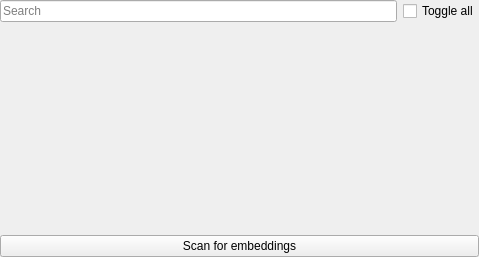
First picture: the form in src/airunner/widgets/embeddings/templates/embeddings_container.ui, repository Capsize-Games/airunner, before the edit.
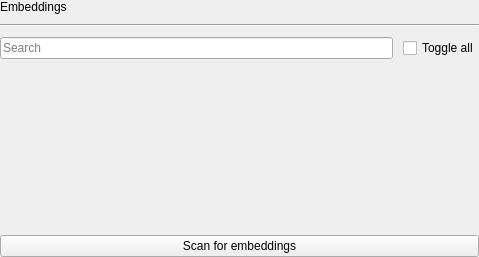
Second picture: the form after the edit.

Patch:
```diff
--- a/src/airunner/widgets/embeddings/templates/embeddings_container.ui
+++ b/src/airunner/widgets/embeddings/templates/embeddings_container.ui
@@ -26,8 +26,31 @@
    <property name="bottomMargin">
     <number>0</number>
    </property>
+   <property name="horizontalSpacing">
+    <number>0</number>
+   </property>
+   <property name="verticalSpacing">
+    <number>10</number>
+   </property>
    <item row="0" column="0">
+    <widget class="QLabel" name="label">
+     <property name="text">
+      <string>Embeddings</string>
+     </property>
+    </widget>
+   </item>
+   <item row="1" column="0">
+    <widget class="Line" name="line">
+     <property name="orientation">
+      <enum>Qt::Orientation::Horizontal</enum>
+     </property>
+    </widget>
+   </item>
+   <item row="2" column="0">
     <layout class="QHBoxLayout" name="horizontalLayout">
+     <property name="spacing">
+      <number>10</number>
+     </property>
      <item>
       <widget class="QLineEdit" name="lineEdit">
        <property name="placeholderText">
@@ -49,7 +72,7 @@
      </item>
     </layout>
    </item>
-   <item row="1" column="0">
+   <item row="3" column="0">
     <widget class="QScrollArea" name="embeddings">
      <property name="font">
       <font>
@@ -71,14 +94,33 @@
         <x>0</x>
         <y>0</y>
         <width>479</width>
-        <height>193</height>
+        <height>145</height>
        </rect>
       </property>
-      <layout class="QGridLayout" name="gridLayout_2"/>
+      <layout class="QGridLayout" name="gridLayout_2">
+       <property name="leftMargin">
+        <number>0</number>
+       </property>
+       <property name="topMargin">
+        <number>0</number>
+       </property>
+       <property name="rightMargin">
+        <number>0</number>
+       </property>
+       <property name="bottomMargin">
+        <number>0</number>
+       </property>
+       <property name="horizontalSpacing">
+        <number>0</number>
+       </property>
+       <property name="verticalSpacing">
+        <number>10</number>
+       </property>
+      </layout>
      </widget>
     </widget>
    </item>
-   <item row="2" column="0">
+   <item row="4" column="0">
     <widget class="QPushButton" name="pushButton">
      <property name="text">
       <string>Scan for embeddings</string>
```
